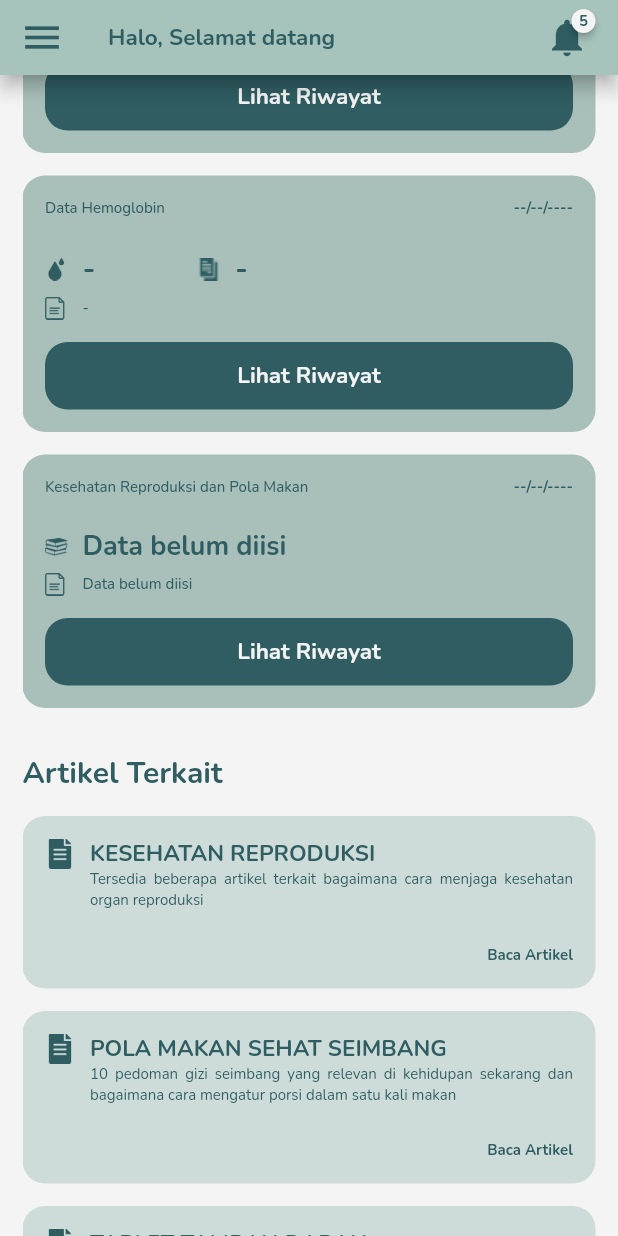
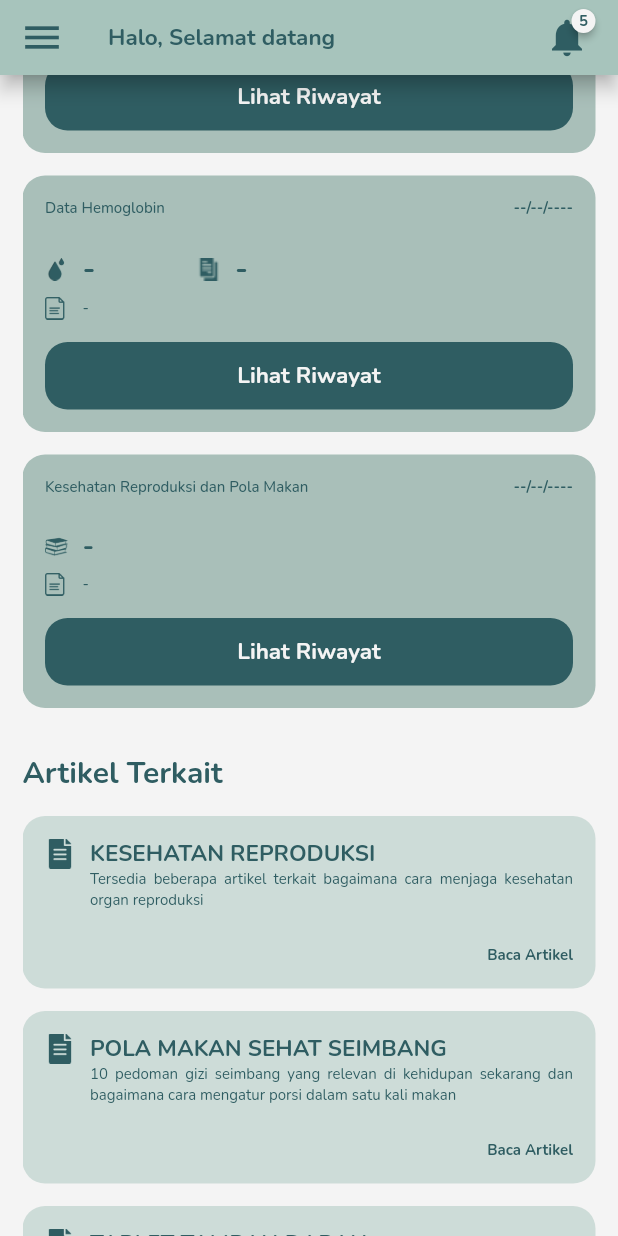
Before and after one commit to zaidtqy/healthy, a Flutter app: the HomePage screen opened by its route, scrolled down 1152 dp, on a phone screen of 412 x 824 dp. Run offline on Flutter 3.47's test engine with Material 2 defaults, Android fonts, the phone set to English and light mode, and no system bars; drawn by our look-alikes of badges; our stand-ins replace animated_text_kit, cloud_firestore, cool_alert, firebase_auth, firebase_core, fluttertoast and 2 more; accounts and stored records are empty.

Commit message:
Fixed Text Null Knowledge Form

```diff
--- a/lib/pages/home_page.dart
+++ b/lib/pages/home_page.dart
@@ -1585,7 +1585,6 @@ class _HomePageState extends State<HomePage> {
           if (snapshot.connectionState == ConnectionState.done) {
             if (snapshot.hasData) {
               if (snapshot.data != null && snapshot.data!.isNotEmpty) {
-                debugPrint('MASUK');
                 return Container(
                   width: double.infinity,
                   padding: const EdgeInsets.all(15),
@@ -1692,7 +1691,6 @@ class _HomePageState extends State<HomePage> {
               }
             }
           }
-          debugPrint('KELUAR');
           return Container(
             width: double.infinity,
             padding: const EdgeInsets.all(15),
@@ -1735,7 +1733,7 @@ class _HomePageState extends State<HomePage> {
                       width: 10,
                     ),
                     Text(
-                      'Data belum diisi',
+                      '-',
                       style: primaryTextStyle.copyWith(
                           fontSize: 18, fontWeight: bold),
                     ),
@@ -1754,7 +1752,7 @@ class _HomePageState extends State<HomePage> {
                       width: 10,
                     ),
                     Text(
-                      'Data belum diisi ',
+                      '- ',
                       style: primaryTextStyle.copyWith(
                         fontSize: 10,
                         fontWeight: medium,
```
